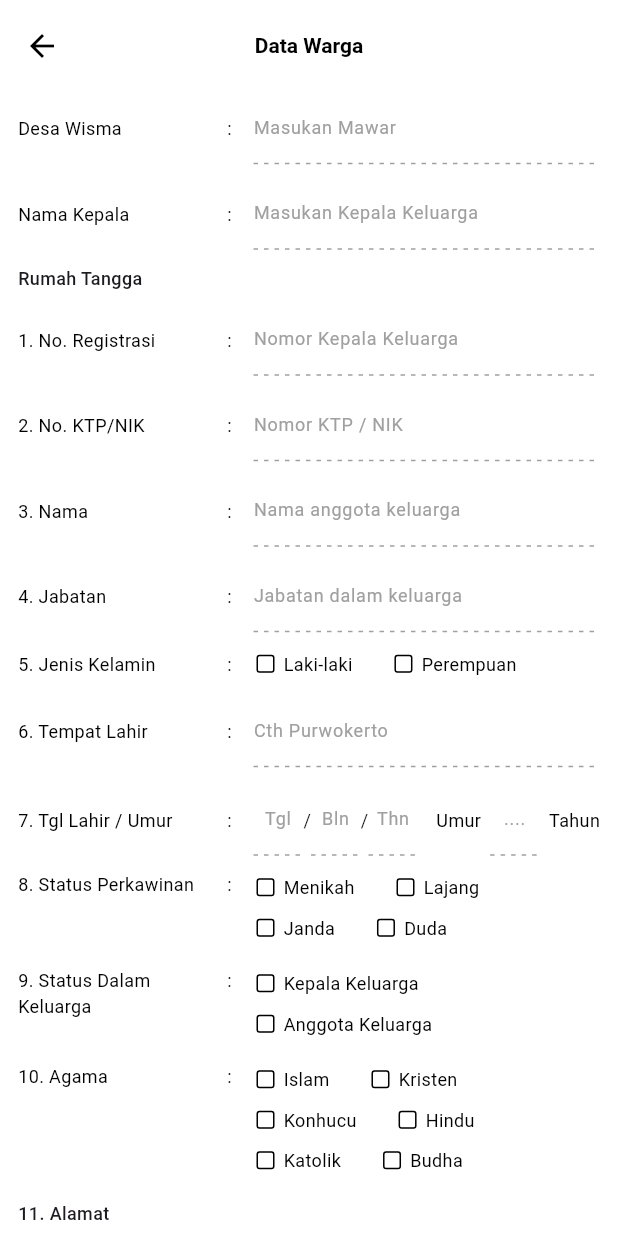
After one commit to alxfarizi/My-Pandak, a Flutter app: the TambahDataWargaPage screen opened directly, on a phone screen of 412 x 824 dp. The commit adds this screen. Run offline on Flutter 3.47's test engine with Material 3 defaults, Android fonts, the phone set to English and light mode, and no system bars; Roboto replaces fonts that are missing (Poppins).

Commit message:
feat: menambahkan fitur tambah data pada data warga dan penyesuaian pada data warga

```diff
--- a/apps/lib/pages/data_warga_page.dart
+++ b/apps/lib/pages/data_warga_page.dart
@@ -1,5 +1,5 @@
 import 'package:flutter/material.dart';
-import 'tambah_data_warga_page.dart';
+import 'tambah_data_data_warga_page.dart';
 
 class DataWargaPage extends StatelessWidget {
   const DataWargaPage({super.key});
--- /dev/null
+++ b/apps/lib/pages/tambah_data_data_warga_page.dart
@@ -0,0 +1,252 @@
+import 'package:flutter/material.dart';
+
+class TambahDataWargaPage extends StatefulWidget {
+  const TambahDataWargaPage({super.key});
+
+  @override
+  State<TambahDataWargaPage> createState() => _TambahDataWargaPageState();
+}
+
+class _DashedPainter extends CustomPainter {
+  final Color color;
+  final double dashWidth;
+  final double dashGap;
+  final double thickness;
+
+  _DashedPainter({required this.color, required this.dashWidth, required this.dashGap, required this.thickness});
+
+  @override
+  void paint(Canvas canvas, Size size) {
+    final paint = Paint()
+      ..color = color
+      ..strokeWidth = thickness
+      ..style = PaintingStyle.stroke;
+
+    double x = 0;
+    while (x < size.width) {
+      double endX = x + dashWidth;
+      if (endX > size.width) {
+        endX = size.width;
+      }
+      canvas.drawLine(Offset(x, 0), Offset(endX, 0), paint);
+      x += dashWidth + dashGap;
+    }
+  }
+
+  @override
+  bool shouldRepaint(covariant CustomPainter oldDelegate) => false;
+}
+
+class _TambahDataWargaPageState extends State<TambahDataWargaPage> {
+  final TextEditingController _desaWismaController = TextEditingController();
+  final TextEditingController _namaKepalaController = TextEditingController();
+  final TextEditingController _noRegistrasiController = TextEditingController();
+  final TextEditingController _noKtpNikController = TextEditingController();
+  final TextEditingController _namaController = TextEditingController();
+  final TextEditingController _jabatanController = TextEditingController();
+  final TextEditingController _tempatLahirController = TextEditingController();
+  final TextEditingController _tanggalLahirController = TextEditingController();
+  final TextEditingController _bulanLahirController = TextEditingController();
+  final TextEditingController _tahunLahirController = TextEditingController();
+  final TextEditingController _umurController = TextEditingController();
+  final TextEditingController _desaKelController = TextEditingController();
+  final TextEditingController _kabKotaController = TextEditingController();
+  final TextEditingController _alamatController = TextEditingController();
+  final TextEditingController _jenisAkseptorKbController = TextEditingController();
+  final TextEditingController _frekuensiPosyanduController = TextEditingController();
+
+  String? _jenisKelamin;
+  String? _statusPerkawinan;
+  String? _statusDalamKeluarga;
+  String? _agama;
+  String? _statusTinggal;
+  String? _pendidikan;
+  String? _pekerjaan;
+  String? _akseptorKb;
+  String? _aktifPosyandu;
+  String? _binaBalita;
+  String? _memilikiTabungan;
+  String? _ikutPaud;
+  String? _ikutKoperasi;
+  String? _berkebutuhanKhusus;
+  String? _paketTabungan;
+
+  static const double _labelFontSize = 12;
+  static const double _valueFontSize = 12;
+  static const EdgeInsets _sectionPadding = EdgeInsets.zero;
+  static const double _labelWidth = 135;
+  static const double _colonWidth = 12;
+  static const double _labelTopOffset = 0;
+  static const double _rightGap = 10;
+  static const double _gapSmall = 8;
+  static const double _gapMedium = 10;
+  final Color _dotColor = const Color(0xFFA0A0A0);
+  static const String _fontFamily = 'Poppins';
+
+  @override
+  void dispose() {
+    _desaWismaController.dispose();
+    _namaKepalaController.dispose();
+    _noRegistrasiController.dispose();
+    _noKtpNikController.dispose();
+    _namaController.dispose();
+    _jabatanController.dispose();
+    _tempatLahirController.dispose();
+    _tanggalLahirController.dispose();
+    _bulanLahirController.dispose();
+    _tahunLahirController.dispose();
+    _umurController.dispose();
+    _desaKelController.dispose();
+    _kabKotaController.dispose();
+    _alamatController.dispose();
+    _jenisAkseptorKbController.dispose();
+    _frekuensiPosyanduController.dispose();
+    super.dispose();
+  }
+
+  Widget _buildTwoColRow({required String label, required Widget right, double labelTopOffset = _labelTopOffset, CrossAxisAlignment rowAlign = CrossAxisAlignment.center, bool showColon = true,}) {
+    return Row(crossAxisAlignment: rowAlign, children: [
+      SizedBox(width: _labelWidth, child: Padding(padding: EdgeInsets.only(top: labelTopOffset), child: Text(label, style: const TextStyle(fontSize: _labelFontSize, fontWeight: FontWeight.w400, color: Colors.black, fontFamily: _fontFamily)))),
+      SizedBox(width: _colonWidth, child: Padding(padding: EdgeInsets.only(top: labelTopOffset), child: showColon ? const Text(':', textAlign: TextAlign.center, style: TextStyle(fontSize: _labelFontSize, color: Colors.black, fontFamily: _fontFamily)) : const SizedBox.shrink())),
+      const SizedBox(width: _rightGap),
+      Expanded(child: right),
+    ]);
+  }
+
+  Widget _dottedUnderline() {
+    return LayoutBuilder(builder: (context, constraints) { return SizedBox(height: 1, child: CustomPaint(size: Size(constraints.maxWidth, 1), painter: _DashedPainter(color: _dotColor, dashWidth: 3, dashGap: 4, thickness: 1))); });
+  }
+
+  Widget _buildDottedInput(String label, TextEditingController controller, {String? placeholder}) {
+    return _buildTwoColRow(label: label, labelTopOffset: _labelTopOffset, right: Column(crossAxisAlignment: CrossAxisAlignment.start, children: [
+      TextField(controller: controller, decoration: InputDecoration(hintText: placeholder ?? '', hintStyle: TextStyle(color: _dotColor, fontSize: _valueFontSize, fontFamily: _fontFamily), border: InputBorder.none, contentPadding: const EdgeInsets.symmetric(horizontal: 0, vertical: 0)), style: const TextStyle(fontSize: _valueFontSize, fontFamily: _fontFamily)),
+      _dottedUnderline(),
+    ]));
+  }
+
+  Widget _buildCheckboxGroup(String label, List<String> options, String? value, Function(String?) onChanged, {CrossAxisAlignment rowAlign = CrossAxisAlignment.center, bool showColon = true}) {
+    return _buildTwoColRow(label: label, labelTopOffset: _labelTopOffset, rowAlign: rowAlign, showColon: showColon, right: Wrap(spacing: 12, runSpacing: 6, crossAxisAlignment: WrapCrossAlignment.center, children: options.map((option) {
+      return InkWell(onTap: () => onChanged(value == option ? null : option), borderRadius: BorderRadius.circular(4), child: Padding(padding: const EdgeInsets.symmetric(vertical: 2, horizontal: 2), child: Row(mainAxisSize: MainAxisSize.min, children: [
+        Container(width: 12, height: 12, decoration: BoxDecoration(border: Border.all(color: Colors.black, width: 1), borderRadius: BorderRadius.circular(2), color: Colors.white), child: value == option ? Center(child: Container(width: 8, height: 8, decoration: BoxDecoration(color: Colors.black, borderRadius: BorderRadius.circular(2)))) : null),
+        const SizedBox(width: 6),
+        Text(option, style: const TextStyle(fontSize: _valueFontSize, color: Colors.black, fontFamily: _fontFamily)),
+        const SizedBox(width: 12),
+      ])));
+    }).toList()));
+  }
+
+  Widget _buildDateInput() {
+    return _buildTwoColRow(label: '7. Tgl Lahir / Umur', labelTopOffset: _labelTopOffset, right: Row(children: [
+      Expanded(flex: 2, child: Column(children: [TextField(controller: _tanggalLahirController, decoration: InputDecoration(hintText: 'Tgl', hintStyle: TextStyle(color: _dotColor, fontSize: _valueFontSize, fontFamily: _fontFamily), border: InputBorder.none), style: const TextStyle(fontSize: _valueFontSize, fontFamily: _fontFamily), textAlign: TextAlign.center), _dottedUnderline()])),
+      const Text('/', style: TextStyle(fontSize: _valueFontSize)),
+      Expanded(flex: 2, child: Column(children: [TextField(controller: _bulanLahirController, decoration: InputDecoration(hintText: 'Bln', hintStyle: TextStyle(color: _dotColor, fontSize: _valueFontSize, fontFamily: _fontFamily), border: InputBorder.none), style: const TextStyle(fontSize: _valueFontSize, fontFamily: _fontFamily), textAlign: TextAlign.center), _dottedUnderline()])),
+      const Text('/', style: TextStyle(fontSize: _valueFontSize)),
+      Expanded(flex: 2, child: Column(children: [TextField(controller: _tahunLahirController, decoration: InputDecoration(hintText: 'Thn', hintStyle: TextStyle(color: _dotColor, fontSize: _valueFontSize, fontFamily: _fontFamily), border: InputBorder.none), style: const TextStyle(fontSize: _valueFontSize, fontFamily: _fontFamily), textAlign: TextAlign.center), _dottedUnderline()])),
+      const SizedBox(width: 12),
+      const Text('Umur', style: TextStyle(fontSize: _valueFontSize, color: Colors.black, fontFamily: _fontFamily)),
+      const SizedBox(width: 6),
+      Expanded(flex: 2, child: Column(children: [TextField(controller: _umurController, decoration: InputDecoration(hintText: '....', hintStyle: TextStyle(color: _dotColor, fontSize: _valueFontSize, fontFamily: _fontFamily), border: InputBorder.none), style: const TextStyle(fontSize: _valueFontSize, fontFamily: _fontFamily), textAlign: TextAlign.center), _dottedUnderline()])),
+      const SizedBox(width: 6),
+      const Text('Tahun', style: TextStyle(fontSize: _valueFontSize, color: Colors.black, fontFamily: _fontFamily)),
+    ]));
+  }
+
+  Widget _buildFrequencyInput() {
+    return _buildTwoColRow(label: 'Frekuensi / volume', labelTopOffset: _labelTopOffset, right: Row(children: [
+      Expanded(flex: 2, child: Column(crossAxisAlignment: CrossAxisAlignment.start, children: [TextField(controller: _frekuensiPosyanduController, decoration: InputDecoration(hintText: '1', hintStyle: TextStyle(color: _dotColor, fontSize: _valueFontSize, fontFamily: _fontFamily), border: InputBorder.none, contentPadding: const EdgeInsets.symmetric(horizontal: 0, vertical: 0)), style: const TextStyle(fontSize: _valueFontSize, fontFamily: _fontFamily), textAlign: TextAlign.center), _dottedUnderline()])),
+      const SizedBox(width: 6),
+      const Text('Kali', style: TextStyle(fontSize: _valueFontSize, color: Colors.black, fontFamily: _fontFamily)),
+    ]));
+  }
+
+  @override
+  Widget build(BuildContext context) {
+    return Scaffold(
+      backgroundColor: Colors.white,
+      appBar: AppBar(
+        backgroundColor: Colors.white,
+        elevation: 0,
+        toolbarHeight: 61,
+        automaticallyImplyLeading: false,
+        leading: IconButton(icon: const Icon(Icons.arrow_back, color: Colors.black), onPressed: () => Navigator.pop(context)),
+        centerTitle: true,
+        title: const Text('Data Warga', style: TextStyle(color: Colors.black, fontSize: 14, fontWeight: FontWeight.w600)),
+      ),
+      body: SingleChildScrollView(
+        physics: const BouncingScrollPhysics(),
+        padding: const EdgeInsets.fromLTRB(12, 0, 12, 24),
+        child: Column(crossAxisAlignment: CrossAxisAlignment.start, children: [
+          _buildDottedInput('Desa Wisma', _desaWismaController, placeholder: 'Masukan Mawar'),
+          const SizedBox(height: _gapSmall),
+          _buildDottedInput('Nama Kepala', _namaKepalaController, placeholder: 'Masukan Kepala Keluarga'),
+          const SizedBox(height: _gapMedium),
+          const Text('Rumah Tangga', style: TextStyle(fontSize: _labelFontSize, fontWeight: FontWeight.w500)),
+          const SizedBox(height: _gapSmall),
+          Padding(padding: _sectionPadding, child: Column(crossAxisAlignment: CrossAxisAlignment.start, children: [
+            _buildDottedInput('1. No. Registrasi', _noRegistrasiController, placeholder: 'Nomor Kepala Keluarga'),
+            const SizedBox(height: _gapSmall),
+            _buildDottedInput('2. No. KTP/NIK', _noKtpNikController, placeholder: 'Nomor KTP / NIK'),
+            const SizedBox(height: _gapSmall),
+            _buildDottedInput('3. Nama', _namaController, placeholder: 'Nama anggota keluarga'),
+            const SizedBox(height: _gapSmall),
+            _buildDottedInput('4. Jabatan', _jabatanController, placeholder: 'Jabatan dalam keluarga'),
+          ])),
+          const SizedBox(height: _gapMedium),
+          _buildCheckboxGroup('5. Jenis Kelamin', ['Laki-laki', 'Perempuan'], _jenisKelamin, (value) => setState(() => _jenisKelamin = value)),
+          const SizedBox(height: _gapMedium),
+          _buildDottedInput('6. Tempat Lahir', _tempatLahirController, placeholder: 'Cth Purwokerto'),
+          const SizedBox(height: _gapMedium),
+          _buildDateInput(),
+          const SizedBox(height: _gapMedium),
+          _buildCheckboxGroup('8. Status Perkawinan', ['Menikah', 'Lajang', 'Janda', 'Duda'], _statusPerkawinan, (value) => setState(() => _statusPerkawinan = value), rowAlign: CrossAxisAlignment.start),
+          const SizedBox(height: 16),
+          _buildCheckboxGroup('9. Status Dalam Keluarga', ['Kepala Keluarga', 'Anggota Keluarga'], _statusDalamKeluarga, (value) => setState(() => _statusDalamKeluarga = value), rowAlign: CrossAxisAlignment.start),
+          const SizedBox(height: 16),
+          _buildCheckboxGroup('10. Agama', ['Islam', 'Kristen', 'Konhucu', 'Hindu', 'Katolik', 'Budha'], _agama, (value) => setState(() => _agama = value), rowAlign: CrossAxisAlignment.start),
+          const SizedBox(height: 16),
+          const Text('11. Alamat', style: TextStyle(fontSize: _labelFontSize, fontWeight: FontWeight.w500)),
+          const SizedBox(height: _gapSmall),
+          Padding(padding: _sectionPadding, child: Column(crossAxisAlignment: CrossAxisAlignment.start, children: [
+            _buildDottedInput('Alamat', _alamatController, placeholder: 'Alamat anda'),
+            const SizedBox(height: _gapSmall),
+            _buildCheckboxGroup('Status Tinggal', ['Mukim', 'Perantauan'], _statusTinggal, (value) => setState(() => _statusTinggal = value)),
+            const SizedBox(height: _gapSmall),
+            _buildDottedInput('Desa / Kel / Sejenis', _desaKelController, placeholder: 'Cth. Pandak'),
+            const SizedBox(height: _gapSmall),
+            _buildDottedInput('Kab / Kota', _kabKotaController, placeholder: 'Cth. Banyumas'),
+          ])),
+          const SizedBox(height: _gapMedium),
+          _buildCheckboxGroup('12. Pendidikan', ['Tidak tamat sd', 'SD / MI', 'SMP / Sederajat', 'SMU / SMK / Sederajat', 'Diploma', 'S1', 'S2', 'S3'], _pendidikan, (value) => setState(() => _pendidikan = value), rowAlign: CrossAxisAlignment.start),
+          const SizedBox(height: _gapMedium),
+          _buildCheckboxGroup('13. Pekerjaan', ['Petani', 'Pedagang', 'Wirausaha', 'Swasta', 'TNI / Polri', 'Lainnya'], _pekerjaan, (value) => setState(() => _pekerjaan = value), rowAlign: CrossAxisAlignment.start),
+          const SizedBox(height: _gapMedium),
+          _buildCheckboxGroup('14. Akseptor KB', ['Ya', 'Tidak'], _akseptorKb, (value) => setState(() => _akseptorKb = value)),
+          const SizedBox(height: _gapSmall),
+          if (_akseptorKb == 'Ya') Padding(padding: _sectionPadding, child: _buildDottedInput('Jenis Akseptor KB', _jenisAkseptorKbController, placeholder: 'Kondom Sutra Merah')),
+          const SizedBox(height: _gapMedium),
+          _buildCheckboxGroup('15. Aktif dalam Posyandu', ['Ya', 'Tidak'], _aktifPosyandu, (value) => setState(() => _aktifPosyandu = value)),
+          const SizedBox(height: _gapSmall),
+          if (_aktifPosyandu == 'Ya') Padding(padding: _sectionPadding, child: _buildFrequencyInput()),
+          const SizedBox(height: _gapMedium),
+          _buildCheckboxGroup('16. Mengikuti program bina keluarga balita', ['Ya', 'Tidak'], _binaBalita, (value) => setState(() => _binaBalita = value)),
+          const SizedBox(height: _gapMedium),
+          _buildCheckboxGroup('17. Memiliki Tabungan', ['Ya', 'Tidak'], _memilikiTabungan, (value) => setState(() => _memilikiTabungan = value), rowAlign: CrossAxisAlignment.start),
+          const SizedBox(height: _gapSmall),
+          if (_memilikiTabungan == 'Ya') Padding(padding: _sectionPadding, child: _buildCheckboxGroup('', ['Paket A', 'Paket B', 'Paket C', 'KF'], _paketTabungan, (value) => setState(() => _paketTabungan = value), rowAlign: CrossAxisAlignment.start, showColon: false)),
+          const SizedBox(height: _gapMedium),
+          _buildCheckboxGroup('18. Mengikuti PAUD', ['Ya', 'Tidak'], _ikutPaud, (value) => setState(() => _ikutPaud = value)),
+          const SizedBox(height: _gapMedium),
+          _buildCheckboxGroup('19. Ikut dalam kegiatan koperasi', ['Ya', 'Tidak'], _ikutKoperasi, (value) => setState(() => _ikutKoperasi = value)),
+          const SizedBox(height: 16),
+          _buildCheckboxGroup('20. Berkebutuhan Khusus', ['Ya', 'Tidak'], _berkebutuhanKhusus, (value) => setState(() => _berkebutuhanKhusus = value)),
+          const SizedBox(height: 24),
+          Row(mainAxisAlignment: MainAxisAlignment.spaceEvenly, children: [
+            OutlinedButton.icon(onPressed: () => Navigator.pop(context), style: OutlinedButton.styleFrom(side: const BorderSide(color: Color(0xFFD32F2F), width: 2), foregroundColor: const Color(0xFFD32F2F), padding: const EdgeInsets.symmetric(horizontal: 28, vertical: 10), shape: RoundedRectangleBorder(borderRadius: BorderRadius.circular(4))), icon: const Icon(Icons.delete_outline, size: 18), label: const Text('Hapus Data', style: TextStyle(fontSize: 12, fontWeight: FontWeight.w600))),
+            ElevatedButton.icon(onPressed: () { Navigator.pop(context); }, style: ElevatedButton.styleFrom(backgroundColor: const Color(0xFF1A3669), foregroundColor: Colors.white, padding: const EdgeInsets.symmetric(horizontal: 28, vertical: 10), shape: RoundedRectangleBorder(borderRadius: BorderRadius.circular(4))), icon: const Icon(Icons.save_outlined, size: 18), label: const Text('Simpan Data', style: TextStyle(fontSize: 12, fontWeight: FontWeight.w600))),
+          ]),
+          const SizedBox(height: 20),
+        ]),
+      ),
+    );
+  }
+}
```
